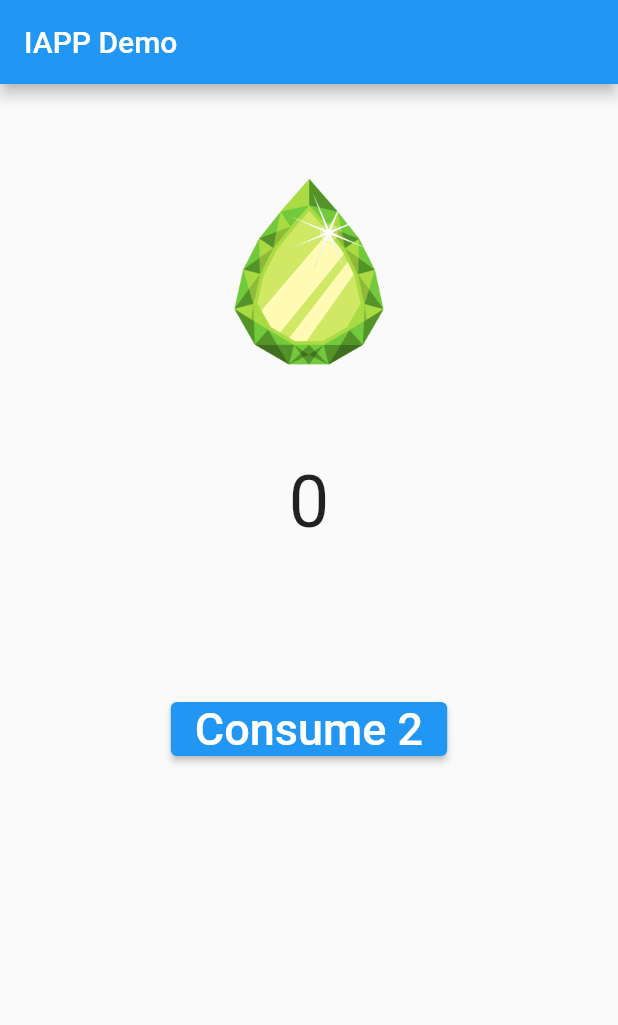
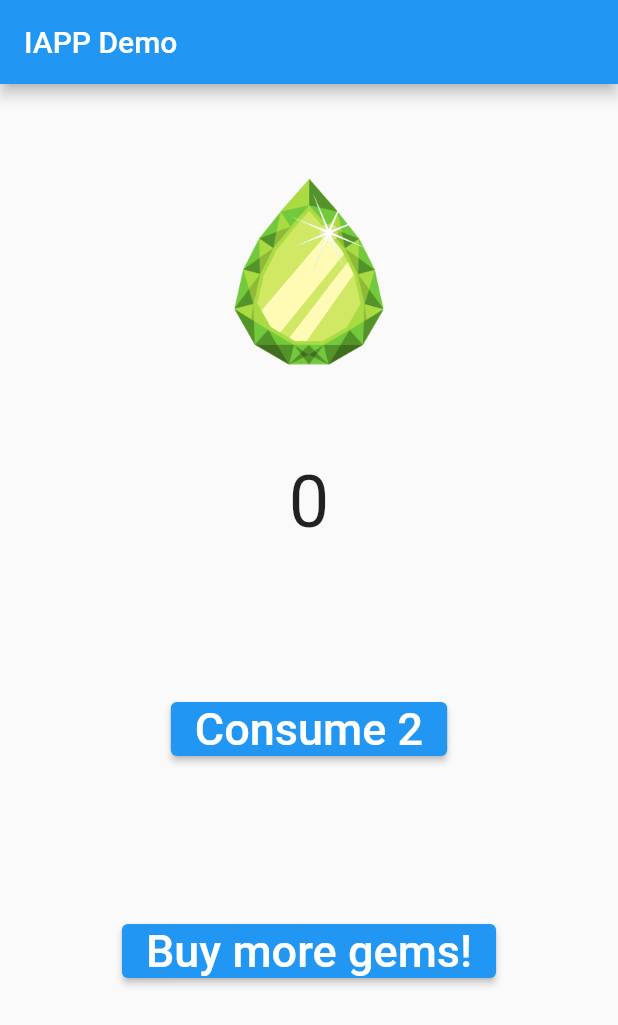
Before and after one commit to BrunoJurkovic/iappdemo, a Flutter app: the screen it shows after launch, on a phone screen of 412 x 824 dp. Shown: the top 1025 px of the screen. Run offline on Flutter 3.47's test engine with Material 2 defaults, Android fonts, the phone set to English and light mode, and no system bars; our stand-ins replace in_app_purchase.

Commit message:
Commenting and refactorning

```diff
--- a/lib/screens/home.dart
+++ b/lib/screens/home.dart
@@ -20,6 +20,8 @@ class _HomeScreenState extends State<HomeScreen> {
   // We have to load our products from the relevant store front.
   List<ProductDetails> products = [];
 
+  // This is a list of all the purchases that will be made later on
+  // inside the app.
   List<PurchaseDetails> _purchases = [];
 
   // This function takes the existing gems and
@@ -47,6 +49,7 @@ class _HomeScreenState extends State<HomeScreen> {
     });
   }
 
+  // We use this function to make sure that all of the code
   void processTransaction() {
     PurchaseDetails purchase = getPurchaseById('android.test.purchased');
 
@@ -55,19 +58,23 @@ class _HomeScreenState extends State<HomeScreen> {
         gems += 20;
       });
     }
+    // We have to call this function or the purchase will be refunded in 30 days.
     InAppPurchaseConnection.instance.completePurchase(purchase);
   }
 
+  // Simple function for actually displaying the purchase sheet.
   void _makePurchase(ProductDetails product) {
     final PurchaseParam purchaseParam = PurchaseParam(productDetails: product);
     InAppPurchaseConnection.instance
         .buyConsumable(purchaseParam: purchaseParam);
   }
 
+  // We have to make sure that the purchase exists before we give it to the user.
   PurchaseDetails getPurchaseById(String id) {
     return _purchases.firstWhere((element) => element.productID == id);
   }
 
+  // A collection of all the function in the app.
   Future<void> initialization() async {
     final bool available = await InAppPurchaseConnection.instance.isAvailable();
     if (!available) {
@@ -88,6 +95,7 @@ class _HomeScreenState extends State<HomeScreen> {
 
   @override
   void initState() {
+    initialization();
     super.initState();
   }
 
@@ -95,17 +103,6 @@ class _HomeScreenState extends State<HomeScreen> {
   void dispose() {
     _subscription.cancel();
     super.dispose();
-  }
-
-  void _handlePurchaseUpdates(purchases) {
-    Stream purchaseUpdated =
-        InAppPurchaseConnection.instance.purchaseUpdatedStream;
-    _subscription =
-        purchaseUpdated.listen((purchaseDetailsList) {}, onDone: () {
-      _subscription.cancel();
-    }, onError: (error) {
-      // handle error here.
-    });
   }
 
   @override
@@ -142,6 +139,19 @@ class _HomeScreenState extends State<HomeScreen> {
               ),
             ),
           ),
+          Container(
+            padding: const EdgeInsets.only(top: 100),
+            child: ElevatedButton(
+              onPressed: () {
+                _makePurchase(products[
+                    0]); // As there is only one product, we know where it is in the map.
+              },
+              child: Text(
+                'Buy more gems!',
+                style: TextStyle(fontSize: 30),
+              ),
+            ),
+          ),
         ],
       ),
     );
```
